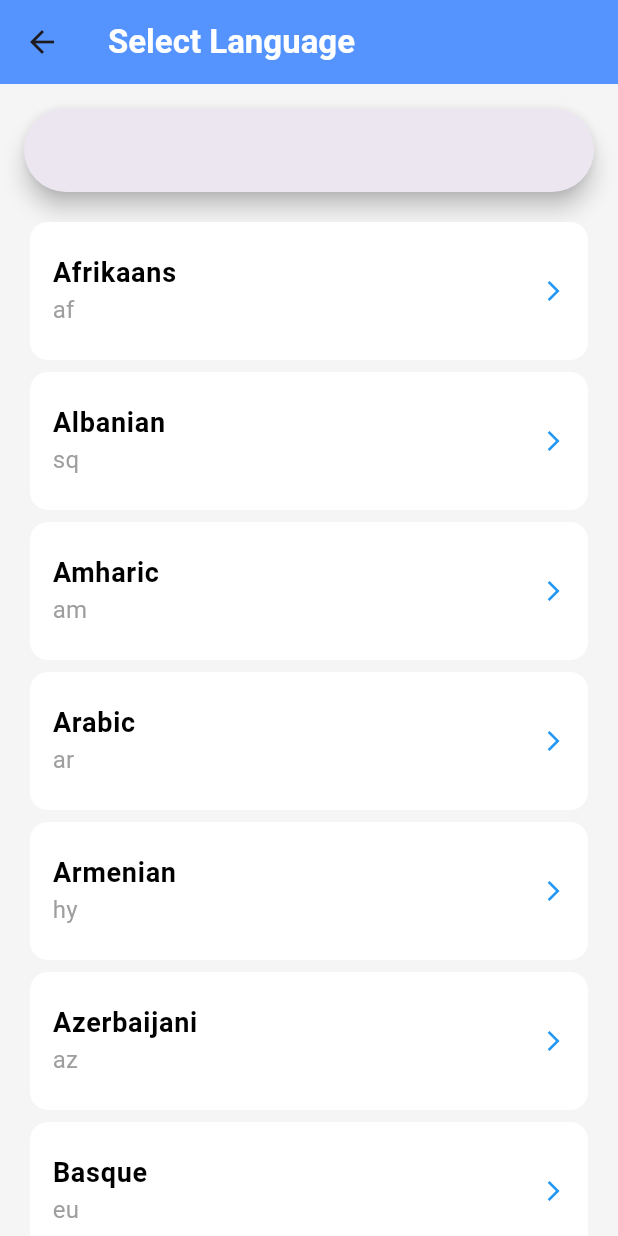
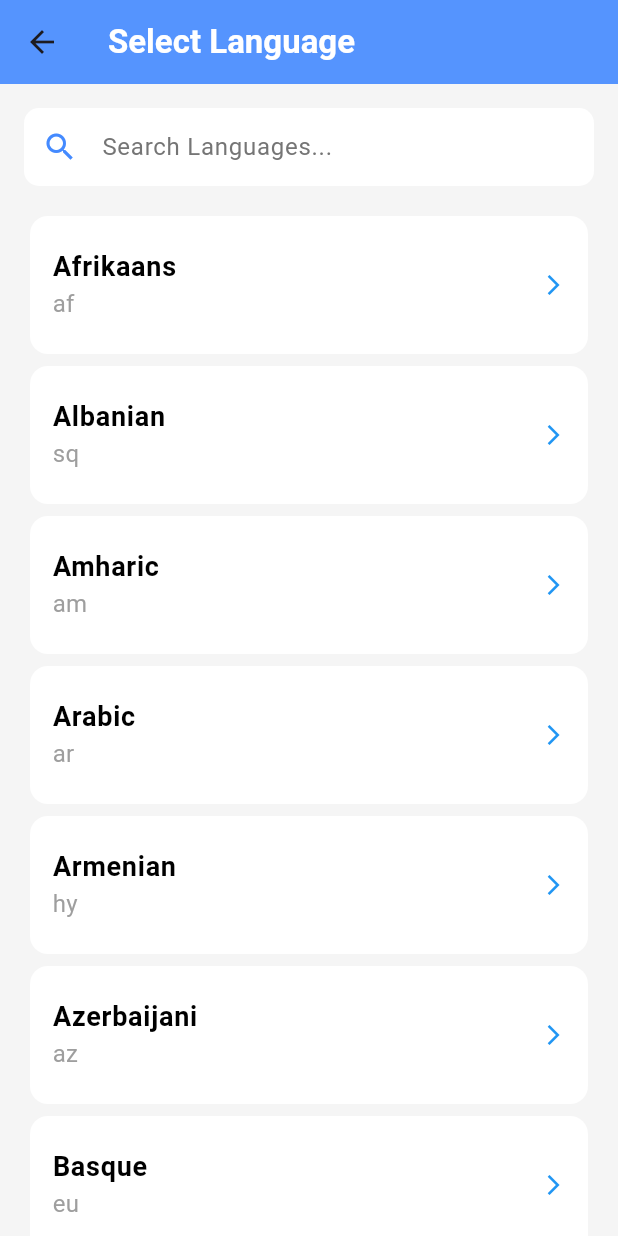
Before and after one commit to mosayyyed1/google_translate_redesign, a Flutter app: the screen it shows after launch, after a tap on "Arabic", on a phone screen of 412 x 824 dp. Run offline on Flutter 3.47's test engine with Material 3 defaults, Android fonts, the phone set to English and light mode, and no system bars; our stand-ins replace dartz, dio, flutter_bloc, flutter_staggered_animations, flutter_svg.

Commit message:
fix search_bar.dart

```diff
--- a/lib/features/home/presentation/views/select_language_screen.dart
+++ b/lib/features/home/presentation/views/select_language_screen.dart
@@ -4,6 +4,7 @@ import 'package:flutter_bloc/flutter_bloc.dart';
 import '../../data/models/language_model.dart';
 import '../../presentation/controller/translate_cubit.dart';
 import 'widgets/select_language/language_list.dart';
+import 'widgets/select_language/search_bar.dart';
 
 class SelectLanguageScreen extends StatefulWidget {
   const SelectLanguageScreen({
@@ -40,7 +41,7 @@ class SelectLanguageScreenState extends State<SelectLanguageScreen> {
         padding: const EdgeInsets.only(left: 16, right: 16, top: 16),
         child: Column(
           children: [
-            SearchBar(
+            MySearchBar(
               controller: _searchController,
               onChanged: _filterLanguages,
             ),
--- a/lib/features/home/presentation/views/widgets/select_language/search_bar.dart
+++ b/lib/features/home/presentation/views/widgets/select_language/search_bar.dart
@@ -1,10 +1,10 @@
 import 'package:flutter/material.dart';
 
-class SearchBar extends StatelessWidget {
+class MySearchBar extends StatelessWidget {
   final TextEditingController controller;
   final ValueChanged<String> onChanged;
 
-  const SearchBar({
+  const MySearchBar({
     super.key,
     required this.controller,
     required this.onChanged,
```
